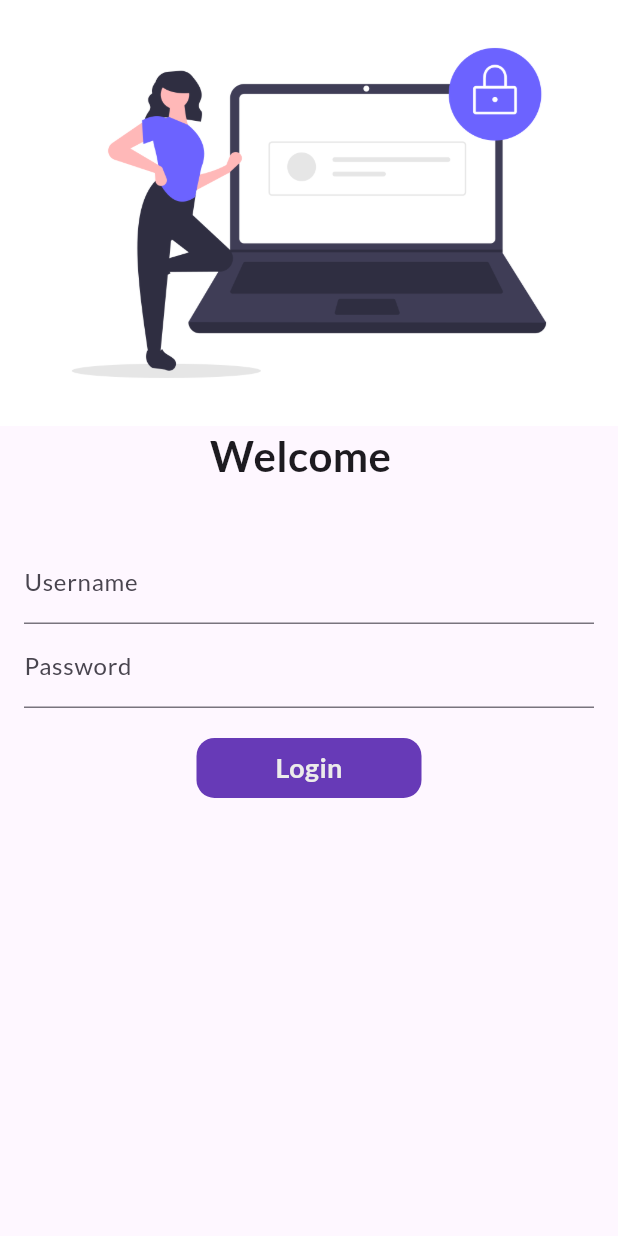
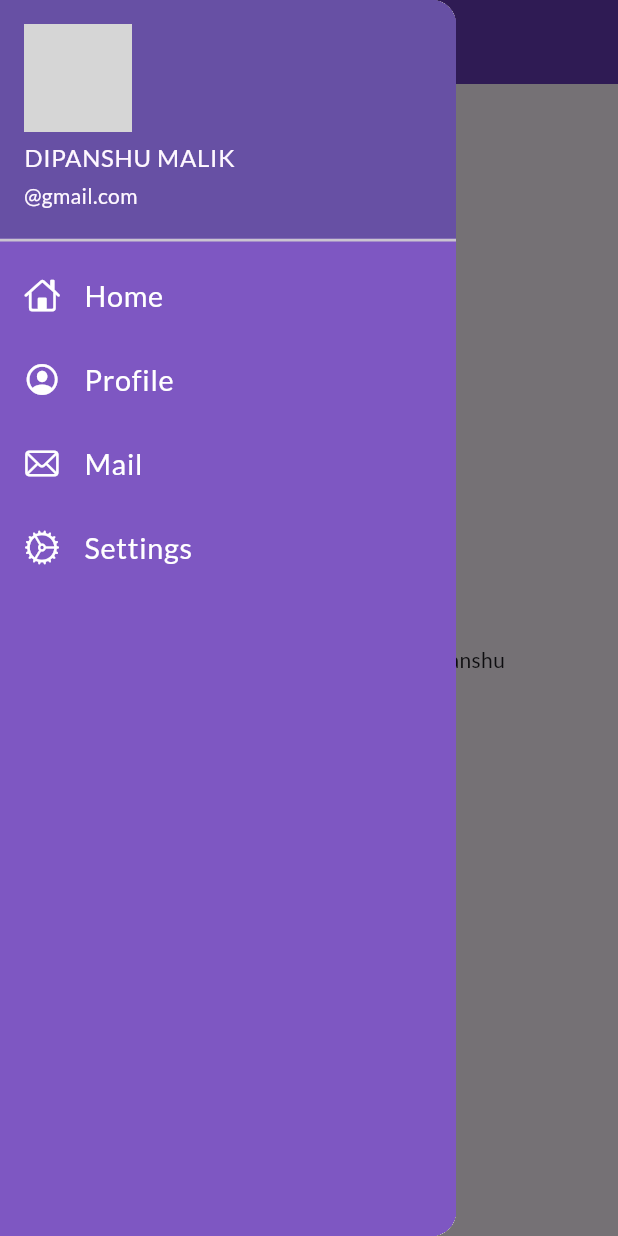
Before and after one commit to Dipanshu-03malik/Flutter_application, a Flutter app: the screen it shows after launch, with the side drawer open (before the commit the screen has no drawer), on a phone screen of 412 x 824 dp. Run offline on Flutter 3.47's test engine with Material 3 defaults, Android fonts, the phone set to English and light mode, and no system bars; our stand-ins replace google_fonts; network calls fail; grey boxes are pictures that could not be loaded.

```diff
--- a/project2/flutter_application_1/lib/main.dart
+++ b/project2/flutter_application_1/lib/main.dart
@@ -16,6 +16,7 @@ class Myapp extends StatelessWidget {
   Widget build(BuildContext context) {
 
     return MaterialApp(
+      debugShowCheckedModeBanner: false,
       // home: HomePage(),
       themeMode: ThemeMode.light,
       theme: ThemeData(primaryColor: Colors.deepPurple,fontFamily: GoogleFonts.lato().fontFamily),
@@ -23,7 +24,7 @@ class Myapp extends StatelessWidget {
         brightness: Brightness.dark,
       ),
       routes: {
-        "/": (context) => login_Page(),
+        "/": (context) => HomePage(),
         MyRoutes.loginRoute: (context) => login_Page(),
         MyRoutes.homeRoute: (context) => HomePage(),
 
--- a/project2/flutter_application_1/lib/pages/home_page.dart
+++ b/project2/flutter_application_1/lib/pages/home_page.dart
@@ -1,23 +1,30 @@
 import 'package:flutter/material.dart';
+import 'package:flutter_application_1/widgets/drawer.dart';
 
 class HomePage extends StatelessWidget {
   const HomePage({super.key});
 
   @override
   Widget build(BuildContext context) {
-    int Days=30;
-    String name ="Dipanshu";
+    int days = 30;
+    String name = "Dipanshu";
     return Scaffold(
       appBar: AppBar(
-        title: Text("Catalog App"),
+        title: const Text(
+          "Catalog App",
+          style: TextStyle(color: Colors.white), // Text color set to white
+        ),
         backgroundColor: Colors.deepPurple,
+        iconTheme: const IconThemeData(
+          color: Colors.white, // Drawer icon color set to white
+        ),
       ),
-        body: Center(
-          child: Container(
-            child: Text("day ${Days} Welcome to fluttor by ${name} "),
-          ),
+      body: Center(
+        child: Container(
+          child: Text("Day $days - Welcome to Flutter by $name"),
         ),
-        drawer: Drawer(),
-      );
+      ),
+      drawer: MyDrawer(),
+    );
   }
 }
--- /dev/null
+++ b/project2/flutter_application_1/lib/widgets/drawer.dart
@@ -0,0 +1,72 @@
+import 'package:flutter/cupertino.dart';
+import 'package:flutter/material.dart';
+class MyDrawer extends StatelessWidget {
+  @override
+  Widget build(BuildContext context) {
+    final String ImageUrl = "https://images.pexels.com/photos/1805164/pexels-photo-1805164.jpeg";
+    var cupertinoIcons = CupertinoIcons;
+    return Drawer(
+      child: Container(
+        color: Colors.deepPurple.shade400,
+        child: ListView(
+          padding: EdgeInsets.zero,
+          children: [
+            DrawerHeader(
+              padding: EdgeInsets.zero,
+              child: UserAccountsDrawerHeader(accountName: Text("DIPANSHU MALIK"),
+              margin: EdgeInsets.zero,
+               accountEmail: Text("@gmail.com"),
+               currentAccountPicture: CircleAvatar(
+                backgroundImage: NetworkImage(ImageUrl),
+               ),
+               ),
+
+            ),
+            ListTile(
+            leading: Icon(CupertinoIcons.home,color: Colors.white),
+            title: Text("Home",
+            textScaleFactor: 1.2,
+            style: TextStyle(
+              color: Colors.white
+            ),
+            ),
+
+            ),
+            ListTile(
+            leading: Icon(CupertinoIcons.profile_circled,color: Colors.white),
+            title: Text("Profile",
+            textScaleFactor: 1.2,
+            style: TextStyle(
+              color: Colors.white
+            ),
+            ),
+
+            ),
+            ListTile(
+            leading: Icon(CupertinoIcons.mail,color: Colors.white),
+            title: Text("Mail",
+            textScaleFactor: 1.2,
+            style: TextStyle(
+              color: Colors.white
+            ),
+            ),
+
+            ),
+            ListTile(
+            leading: Icon(CupertinoIcons.settings,color: Colors.white),
+            title: Text("Settings",
+            textScaleFactor: 1.2,
+            style: TextStyle(
+              color: Colors.white
+            ),
+            ),
+
+            )
+
+          ],
+        ),
+      ),
+    );
+
+  }
+}
```
Also changed, not shown: project2/flutter_application_1/lib/pages/login_page.dart (+61 -12 lines), project2/flutter_application_1/assets/images/login_image.png, project2/flutter_application_1/assets/images/login_image1.png (added).
